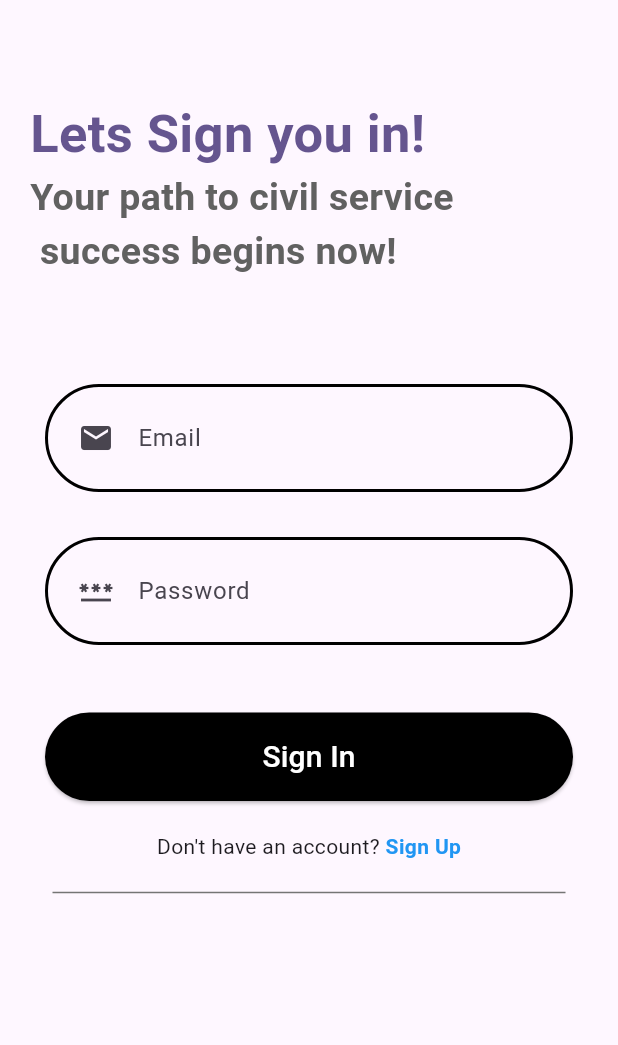
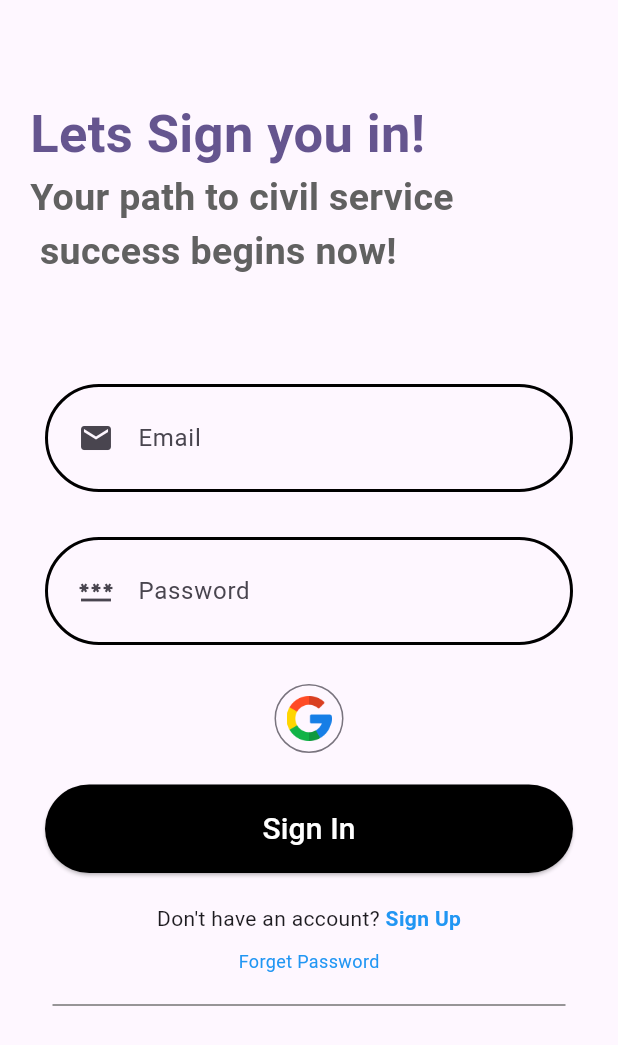
Before and after one commit to htg2704/GPTCivils, a Flutter app: the screen it shows after launch, on a phone screen of 412 x 824 dp. Shown: the top 1045 px of the screen. Run offline on Flutter 3.47's test engine with Material 3 defaults, Android fonts, the phone set to English and light mode, and no system bars; our stand-ins replace animated_custom_dropdown, cloud_firestore, csv, dotted_border, email_validator, file_picker and 10 more; missing offline and left inert: dart_openai, pdf_render, razorpay_flutter; accounts and stored records are empty.

Commit message:
Final project commit

```diff
--- a/lib/pages/CartPage.dart
+++ b/lib/pages/CartPage.dart
@@ -1,5 +1,4 @@
 import 'package:civils_gpt/providers/PremiumProvider.dart';
-import 'package:cloud_firestore/cloud_firestore.dart';
 import 'package:flutter/material.dart';
 import 'package:font_awesome_flutter/font_awesome_flutter.dart';
 import 'package:google_fonts/google_fonts.dart';
@@ -314,7 +313,6 @@ class CartPageState extends State<CartPage> {
                         value,
                         widget.data,
                         couponCodeController.text.toUpperCase().trim());
-                    print(status);
                     if (status == true) {
                       Future.delayed(const Duration(milliseconds: 500), () {
                         Navigator.of(context).pop(); // Pop the CartPage
--- a/lib/pages/EvaluationPage.dart
+++ b/lib/pages/EvaluationPage.dart
@@ -107,6 +107,7 @@ class _EvaluationPageState extends State<EvaluationPage> {
                             allDocs[index].date),
                       );
                     },
+            reverse: true,
                     itemCount: allDocs.length),
       ),
     );
@@ -115,7 +116,6 @@ class _EvaluationPageState extends State<EvaluationPage> {
   void getData() async {
     Database database = await SqlQuery().openDb();
     List<DocModel> allDocs = await SqlQuery().getDocs(database);
-    print(allDocs.length);
     setState(() {
       for (var doc in allDocs) {
         this.allDocs.add(doc);
--- a/lib/pages/LoginPage.dart
+++ b/lib/pages/LoginPage.dart
@@ -133,7 +133,33 @@ class _LoginPageState extends State<LoginPage> {
                 ),
               ),
             ),
-            const SizedBox(height: 25),
+            const SizedBox(height: 15),
+            Row(
+              mainAxisAlignment: MainAxisAlignment.center,
+              children: [
+                IconButton.outlined(
+                  onPressed: () {
+                    signInWithGoogle(context);
+                  },
+                  icon: Image.asset(
+                    "assets/images/google.png",
+                    width: 30,
+                    height: 30,
+                    fit: BoxFit.cover,
+                  ),
+                ),
+                // const SizedBox(width: 20),
+                // IconButton.outlined(
+                //     onPressed: () {
+                //       // signInwithPhone();
+                //     },
+                //     icon: const Icon(
+                //       Icons.phone,
+                //       size: 30,
+                //     )),
+              ],
+            ),
+            const SizedBox(height: 10),
             Container(
               margin: const EdgeInsets.symmetric(horizontal: 30, vertical: 10),
               child: ElevatedButton(
@@ -173,6 +199,33 @@ class _LoginPageState extends State<LoginPage> {
                     )),
               ],
             ),
+            const SizedBox(
+              height: 10,
+            ),
+            Row(
+              mainAxisAlignment: MainAxisAlignment.center,
+              children: [
+                GestureDetector(
+                    onTap: () async {
+                      ScaffoldMessenger.of(context).showSnackBar(
+                        const SnackBar(content: Text('Sending password reset mail.')),
+                      );
+                    try{
+                      await FirebaseAuth.instance.sendPasswordResetEmail(email: emailController.text.toString());
+                    }catch(e){
+                      print(e);
+                      ScaffoldMessenger.of(context).showSnackBar(
+                        const SnackBar(content: Text('Could not send the password reset mail, please check the email')),
+                      );
+                    }
+                    },
+                    child: const Text(
+                      'Forget Password',
+                      style: TextStyle(
+                          color: Colors.blue, fontWeight: FontWeight.w400, fontSize: 12),
+                    )),
+              ],
+            ),
             const SizedBox(height: 20),
             Container(
               margin: const EdgeInsets.symmetric(horizontal: 35),
@@ -191,6 +244,7 @@ class _LoginPageState extends State<LoginPage> {
 }
 
 void signInWithGoogle(BuildContext context) async {
+
   GoogleSignInAccount? googleUser = await GoogleSignIn().signIn();
   GoogleSignInAuthentication? googleAuth = await googleUser?.authentication;
   try {
@@ -198,20 +252,13 @@ void signInWithGoogle(BuildContext context) async {
       accessToken: googleAuth?.accessToken,
       idToken: googleAuth?.idToken,
     );
-
-    showCupertinoDialog(
-      context: context,
-      builder: (context) {
-        return const CupertinoAlertDialog(
-          title: Text('Signing in'),
-          content: CupertinoActivityIndicator(),
-        );
-      },
+    ScaffoldMessenger.of(context).showSnackBar(
+          const SnackBar(content: Text('Signing in')),
     );
     await FirebaseAuth.instance
         .signInWithCredential(credential)
         .whenComplete(() {
-      Navigator.pop(context);
+      Navigator.of(context).pushReplacement(MaterialPageRoute(builder: (_) => const HomePage()));
     });
   } catch (e) {
     print(e);
--- a/pubspec.yaml
+++ b/pubspec.yaml
@@ -16,7 +16,7 @@ publish_to: 'none' # Remove this line if you wish to publish to pub.dev
 # https://developer.apple.com/library/archive/documentation/General/Reference/InfoPlistKeyReference/Articles/CoreFoundationKeys.html
 # In Windows, build-name is used as the major, minor, and patch parts
 # of the product and file versions while build-number is used as the build suffix.
-version: 1.0.1+2
+version: 1.0.2+3
 
 environment:
   sdk: ^3.5.1
@@ -72,6 +72,7 @@ dev_dependencies:
   cloud_firestore: ^5.4.4
   printing: ^5.13.3
   url_launcher: ^6.3.1
+  csv: ^6.0.0
   # The "flutter_lints" package below contains a set of recommended lints to
   # encourage good coding practices. The lint set provided by the package is
   # activated in the `analysis_options.yaml` file located at the root of your
```
Also changed, not shown: lib/pages/HomePage.dart (+6 -5 lines), lib/pages/PrelimsFlash.dart (added, +143 -0 lines), lib/services/helper.dart (+83 -46 lines), pubspec.lock.
